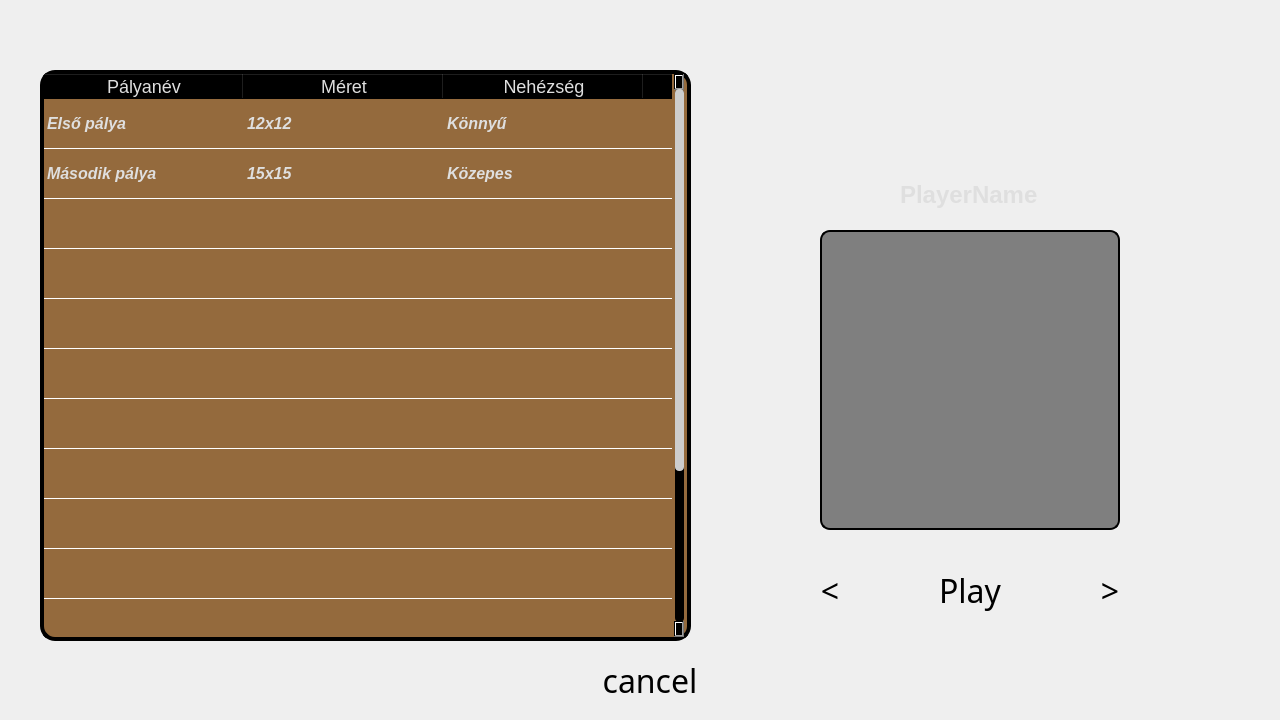
First picture: the form in src/views/ui/gameloader.ui, repository Stryse/DungeonGame, before the edit.
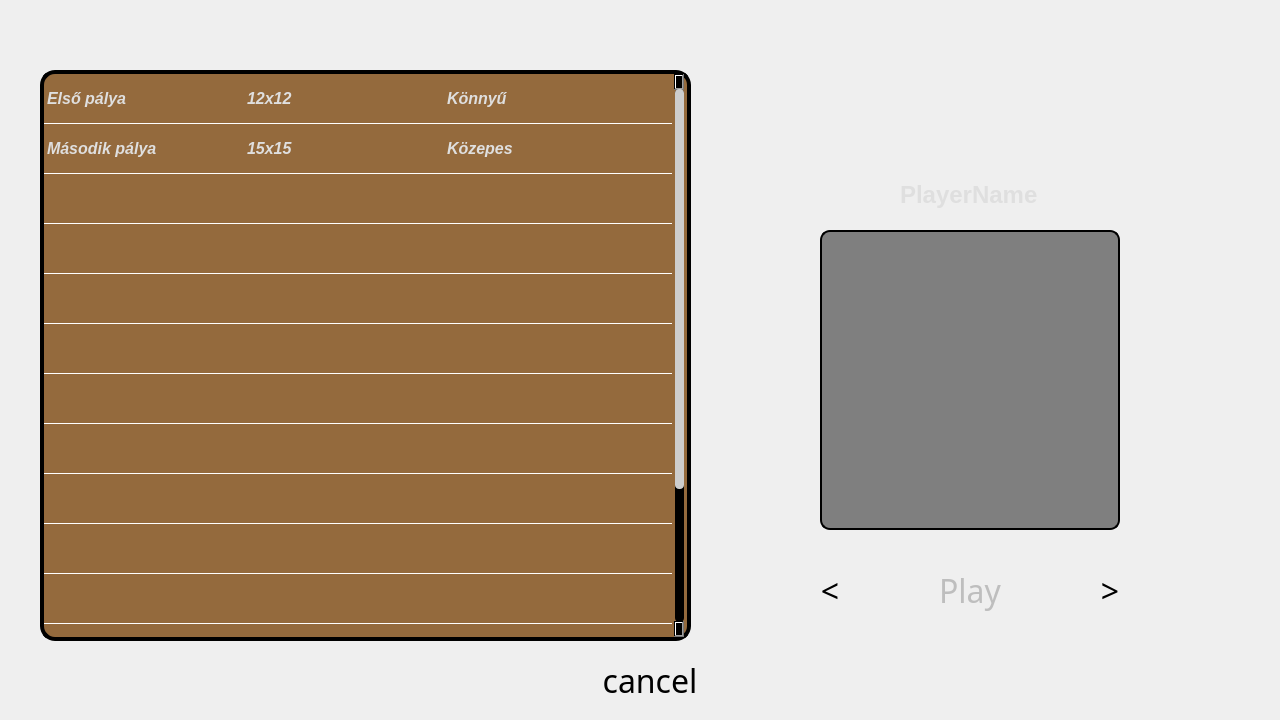
Second picture: the form after the edit. Icons and pictures are not drawn. Custom widgets are drawn as their Qt base class.

Commit message: gameloader, player loading works from file

The edit to the form file:
```diff
--- a/src/views/ui/gameloader.ui
+++ b/src/views/ui/gameloader.ui
@@ -245,7 +245,7 @@
     <number>6</number>
    </property>
    <attribute name="horizontalHeaderVisible">
-    <bool>true</bool>
+    <bool>false</bool>
    </attribute>
    <attribute name="horizontalHeaderCascadingSectionResizes">
     <bool>false</bool>
@@ -436,7 +436,10 @@
     <bool>true</bool>
    </property>
   </widget>
-  <widget class="QPushButton" name="cancelBtn">
+  <widget class="QPushButton" name="playBtn">
+   <property name="enabled">
+    <bool>false</bool>
+   </property>
    <property name="geometry">
     <rect>
      <x>880</x>
@@ -485,6 +488,10 @@
 color :  #eef205;
 border: 4px solid #eef205;
 border-radius: 20px;
+}
+
+QPushButton:disabled[flat=true]{
+background-color: rgba(74, 68, 68,170);
 }</string>
    </property>
    <property name="text">
```
Left out of the diff: 2 changed lines with no effect on the pictures. The commit also changes 9 other files.
